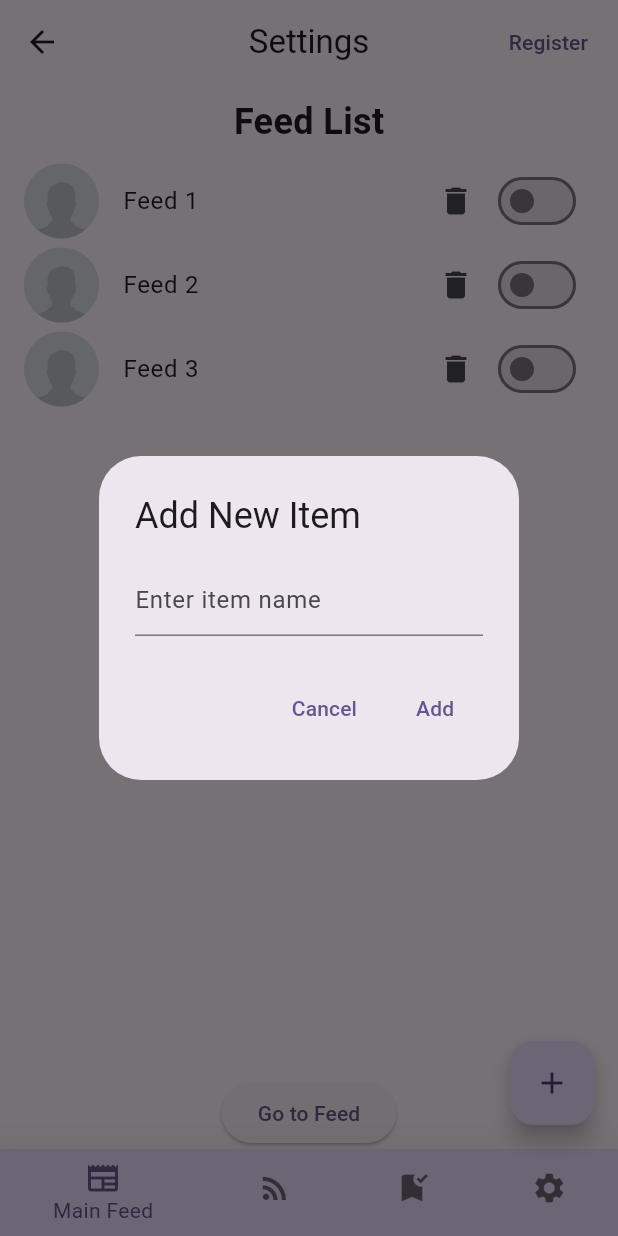
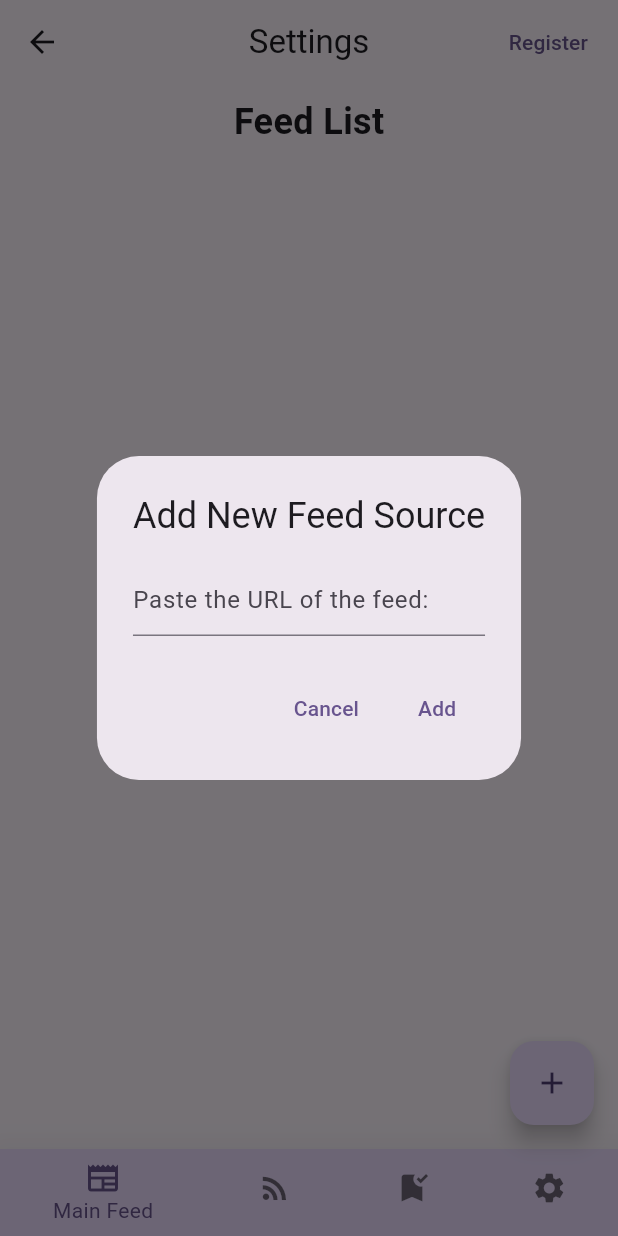
Before and after one commit to adams1mon/flutter_readerss, a Flutter app: the SettingsPage screen opened directly, after a tap on the "add" icon, on a phone screen of 412 x 824 dp. Run offline on Flutter 3.47's test engine with Material 2 defaults, Android fonts, the phone set to English and light mode, and no system bars.

Commit message:
settings page refactor

```diff
--- a/lib/components/avatars.dart
+++ b/lib/components/avatars.dart
@@ -2,6 +2,7 @@
 import 'package:flutter/material.dart';
 import 'package:flutter_readrss/styles/styles.dart';
 
+// TODO: set default image so it doesn't break
 class Avatar extends StatelessWidget {
   const Avatar({super.key, required image, width = 40.0})
       : _image = image,
--- a/lib/model/feed_source.dart
+++ b/lib/model/feed_source.dart
@@ -6,6 +6,7 @@ class FeedSource {
   final String title;
   final String? description;
   final String link;
+  bool enabled;
 
   final Image? image;
   final int ttl;
@@ -14,7 +15,12 @@ class FeedSource {
     required this.title,
     this.description,
     required this.link,
+    this.enabled = true,
     this.image,
     this.ttl = 10,
   });
+
+  void toggleEnabled() {
+    enabled = !enabled;
+  }
 }
--- a/lib/pages/feed_page.dart
+++ b/lib/pages/feed_page.dart
@@ -17,6 +17,7 @@ class FeedPage extends StatelessWidget {
 
   @override
   Widget build(BuildContext context) {
+
     final navbarNotifier = Provider.of<ReadrssBottomNavbarNotifier>(context);
 
     return Scaffold(
--- a/lib/pages/settings_page.dart
+++ b/lib/pages/settings_page.dart
@@ -2,129 +2,104 @@ import 'package:flutter/material.dart';
 import 'package:flutter_readrss/components/app_bar.dart';
 import 'package:flutter_readrss/components/avatars.dart';
 import 'package:flutter_readrss/const/screen_page.dart';
-import 'package:flutter_readrss/const/screen_route.dart';
+import 'package:flutter_readrss/model/feed_source.dart';
 import 'package:provider/provider.dart';
 
 import '../components/bottom_navbar.dart';
 import 'container_page.dart';
 
-class SettingsPage extends StatefulWidget {
+class FeedSourceListNotifier extends ChangeNotifier {
+  final _items = <FeedSource>[];
+
+  get items => List.unmodifiable(_items);
+
+  void addItem(FeedSource source) {
+    _items.add(source);
+    notifyListeners();
+  }
+
+  void removeItem(int index) {
+    if (index < 0 && index >= _items.length) {
+      return;
+    }
+    _items.removeAt(index);
+    notifyListeners();
+  }
+}
+
+class SettingsPage extends StatelessWidget {
   const SettingsPage({
     super.key,
   });
 
   @override
-  State<StatefulWidget> createState() {
-    return _SettingsPageState();
-  }
-}
-
-class _SettingsPageState extends State<SettingsPage> {
-  List<String> itemList = ['Feed 1', 'Feed 2', 'Feed 3'];
-  Map<String, bool> itemStates = {
-    'Feed 1': false,
-    'Feed 2': false,
-    'Feed 3': false
-  };
-  final TextEditingController _newItemController = TextEditingController();
-
-  void _toggleItemState(String item) {
-    setState(() {
-      itemStates[item] = !itemStates[item]!;
-    });
-  }
-
-  void _addItemToList() {
-    String newItem = _newItemController.text;
-    setState(() {
-      itemList.add(newItem);
-      itemStates[newItem] = false;
-      _newItemController.clear();
-    });
-  }
-
-  void _removeItem(int index) {
-    setState(() {
-      itemList.removeAt(index);
-    });
-  }
-
-  void _navigateToGuestFeed(BuildContext context) {
-    Navigator.pushReplacementNamed(context, ScreenRoute.main.route);
-  }
-
-  @override
   Widget build(BuildContext context) {
     final navbarNotifier = Provider.of<ReadrssBottomNavbarNotifier>(context);
 
-    return Scaffold(
+    return ChangeNotifierProvider(
+      create: (_) => FeedSourceListNotifier(),
+      child: Consumer<FeedSourceListNotifier>(
+        builder: (consumerContext, feedSourceList, child) => Scaffold(
           appBar: ReadrssAppBar(
             title: ScreenPage.settings.title,
-        context: context,
+            context: consumerContext,
           ),
           bottomNavigationBar: ReadrssBottomNavbar(
             currentIndex: navbarNotifier.pageIndex,
             onTap: navbarNotifier.changePage,
-        context: context,
+            context: consumerContext,
           ),
-      body: Column(
+          body: const Column(
             children: <Widget>[
-          const Padding(
-            padding: EdgeInsets.all(8.0),
-            child: Text(
-              'Feed List',
-              style: TextStyle(fontSize: 24, fontWeight: FontWeight.bold),
-            ),
-          ),
-          Expanded(
-            child: ListView.builder(
-              itemCount: itemList.length,
-              itemBuilder: (context, index) {
-                String item = itemList[index];
-                return ListTile(
-                    leading:
-                        FeedAvatar(image: Image.asset("assets/avatar.jpg")),
-                    title: Text(item),
-                    trailing: Row(
-                      mainAxisSize: MainAxisSize.min,
-                      children: <Widget>[
-                        IconButton(
-                          icon: const Icon(Icons.delete),
-                          onPressed: () {
-                            _removeItem(index);
-                          },
-                        ),
-                        Switch(
-                          value: itemStates[item]!,
-                          onChanged: (value) {
-                            _toggleItemState(item);
-                          },
-                        ),
-                      ],
-                    ));
-              },
-            ),
-          ),
-          const SizedBox(height: 20.0),
-          ElevatedButton(
-            onPressed: () {
-              _navigateToGuestFeed(context);
-            },
-            child: const Text('Go to Feed'),
-          ),
+              FeedSourceListTitle(),
+              Expanded(child: FeedSourceList(),),
             ],
           ),
           floatingActionButton: FloatingActionButton(
             onPressed: () {
               showDialog(
-            context: context,
+                context: consumerContext,
                 builder: (BuildContext context) {
+                  return Center(
+                    child: SingleChildScrollView(
+                      child: AddFeedSourceDialog(feedSourceNotifier: Provider.of<FeedSourceListNotifier>(consumerContext)),
+                    ),
+                  );
+                },
+              );
+            },
+            child: const Icon(Icons.add),
+          ),
+        ),
+      ),
+    );
+  }
+}
+
+class AddFeedSourceDialog extends StatefulWidget {
+  const AddFeedSourceDialog({
+    super.key,
+    required this.feedSourceNotifier,
+  });
+
+  final FeedSourceListNotifier feedSourceNotifier;
+
+  @override
+  State<AddFeedSourceDialog> createState() => _AddFeedSourceDialogState();
+}
+
+class _AddFeedSourceDialogState extends State<AddFeedSourceDialog> {
+  final TextEditingController _newItemController = TextEditingController();
+
+  @override
+  Widget build(BuildContext context) {
+
     return AlertDialog(
-                title: const Text('Add New Item'),
+      title: const Text('Add New Feed Source'),
       content: TextField(
         controller: _newItemController,
         decoration:
-                      const InputDecoration(hintText: 'Enter item name'),
+            const InputDecoration(hintText: 'Paste the URL of the feed: '),
       ),
       actions: <Widget>[
         TextButton(
@@ -136,17 +111,89 @@ class _SettingsPageState extends State<SettingsPage> {
         TextButton(
           child: const Text('Add'),
           onPressed: () {
-                      _addItemToList();
+
+            // TODO: check if feed url is valid
+            var url = _newItemController.value.text;
+            var feedSource = FeedSource(title: "blah", link: url);
+            widget.feedSourceNotifier.addItem(feedSource);
+
             Navigator.of(context).pop();
           },
         ),
       ],
     );
-            },
-          );
-        },
-        child: const Icon(Icons.add),
+  }
+}
+
+class FeedSourceListTitle extends StatelessWidget {
+  const FeedSourceListTitle({
+    super.key,
+  });
+
+  @override
+  Widget build(BuildContext context) {
+    return const Padding(
+      padding: EdgeInsets.all(8.0),
+      child: Text(
+        'Feed List',
+        style: TextStyle(
+          fontSize: 24,
+          fontWeight: FontWeight.bold,
+        ),
       ),
     );
   }
 }
+
+class FeedSourceList extends StatelessWidget {
+  const FeedSourceList({
+    super.key,
+  });
+
+  @override
+  Widget build(BuildContext context) {
+
+    var feedSourceNotifier = Provider.of<FeedSourceListNotifier>(context);
+
+    return ListView.builder(
+      itemCount: feedSourceNotifier.items.length,
+      itemBuilder: (context, index) {
+        var item = feedSourceNotifier.items[index];
+        return FeedSourceListTile(
+          feedSource: item,
+          removeItem: () => feedSourceNotifier.removeItem(index),
+        );
+      },
+    );
+  }
+}
+
+class FeedSourceListTile extends StatelessWidget {
+  const FeedSourceListTile({
+    super.key,
+    required this.feedSource,
+    required this.removeItem,
+  });
+
+  final FeedSource feedSource;
+  final void Function() removeItem;
+
+  @override
+  Widget build(BuildContext context) {
+    return ListTile(
+        leading: FeedAvatar(image: feedSource.image),
+        title: Text(feedSource.title),
+        trailing: Row(
+          // mainAxisSize: MainAxisSize.min,
+          children: <Widget>[
+            IconButton(
+              icon: const Icon(Icons.delete),
+              onPressed: removeItem,
+            ),
+            Switch(
+                value: feedSource.enabled,
+                onChanged: (_) => feedSource.toggleEnabled()),
+          ],
+        ));
+  }
+}
```
Also changed, not shown: lib/pages/login_page.dart (+3 -8 lines). Lines whose indentation alone changed are shown as unchanged.
